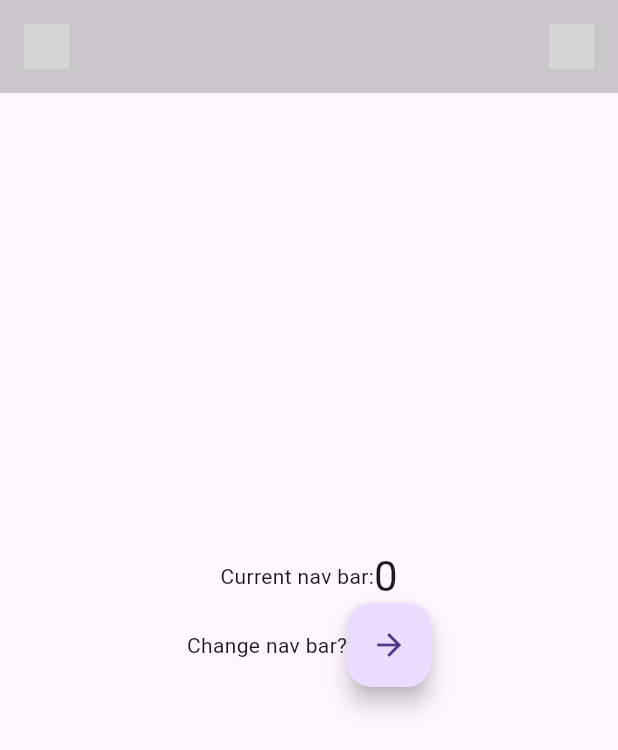
After one commit to KrisHHFI/flutter_nav_bars, a Flutter app: the screen it shows after launch, on a phone screen of 412 x 824 dp. The commit adds this screen. Shown: the top 750 px of the screen. Run offline on Flutter 3.47's test engine with Material 3 defaults, Android fonts, the phone set to English and light mode, and no system bars; network calls fail; grey boxes are pictures that could not be loaded.

Commit message:
Compartmentalised parts of the main.dart file

```diff
--- a/lib/main.dart
+++ b/lib/main.dart
@@ -1,4 +1,5 @@
 import 'package:flutter/material.dart';
+import 'widgets/page_content.dart';
 import 'widgets/nav_bar.dart';
 
 void main() {
@@ -27,52 +28,13 @@ class MyHomePage extends StatefulWidget {
 }
 
 class _MyHomePageState extends State<MyHomePage> {
-  int _counter = 0;
-
-  void _incrementCounter() {
-    setState(() {
-      _counter++;
-    });
-  }
-
   @override
   Widget build(BuildContext context) {
-    return Scaffold(
+    return const Scaffold(
       body: Stack(
         children: [
-          const NavBar(),
-          Center(
-            child: Column(
-              mainAxisAlignment: MainAxisAlignment.center,
-              children: <Widget>[
-                Row(
-                  mainAxisAlignment: MainAxisAlignment.center,
-                  children: [
-                    const Text(
-                      'Current nav bar:',
-                    ),
-                    Text(
-                      '$_counter',
-                      style: Theme.of(context).textTheme.headlineMedium,
-                    ),
-                  ],
-                ),
-                Row(
-                  mainAxisAlignment: MainAxisAlignment.center,
-                  children: [
-                    const Text(
-                      'Change nav bar?',
-                    ),
-                    FloatingActionButton(
-                      onPressed: _incrementCounter,
-                      tooltip: 'Increment',
-                      child: const Icon(Icons.arrow_forward),
-                    ),
-                  ],
-                ),
-              ],
-            ),
-          ),
+          NavBar(),
+          PageContent(),
         ],
       ),
     );
--- /dev/null
+++ b/lib/widgets/page_content.dart
@@ -0,0 +1,54 @@
+import 'package:flutter/material.dart';
+
+class PageContent extends StatefulWidget {
+  const PageContent({super.key});
+
+  @override
+  PageContentState createState() => PageContentState();
+}
+
+class PageContentState extends State<PageContent> {
+  int _counter = 0;
+
+  void _incrementCounter() {
+    setState(() {
+      _counter++;
+    });
+  }
+
+  @override
+  Widget build(BuildContext context) {
+    return Center(
+      child: Column(
+        mainAxisAlignment: MainAxisAlignment.center,
+        children: <Widget>[
+          Row(
+            mainAxisAlignment: MainAxisAlignment.center,
+            children: [
+              const Text(
+                'Current nav bar:',
+              ),
+              Text(
+                '$_counter',
+                style: Theme.of(context).textTheme.headlineMedium,
+              ),
+            ],
+          ),
+          Row(
+            mainAxisAlignment: MainAxisAlignment.center,
+            children: [
+              const Text(
+                'Change nav bar?',
+              ),
+              FloatingActionButton(
+                onPressed: _incrementCounter,
+                tooltip: 'Increment',
+                child: const Icon(Icons.arrow_forward),
+              ),
+            ],
+          ),
+        ],
+      ),
+    );
+  }
+}
```
